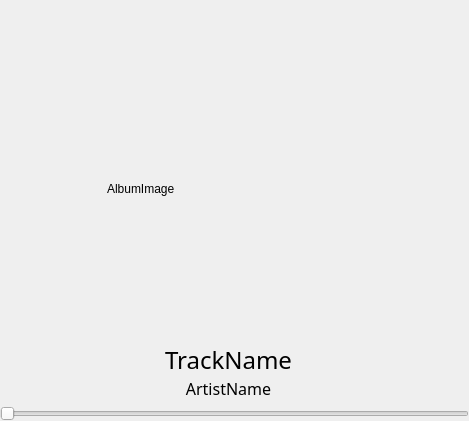
MansTomb/uamp, file app/src/PlayerView.ui: the form before one commit.
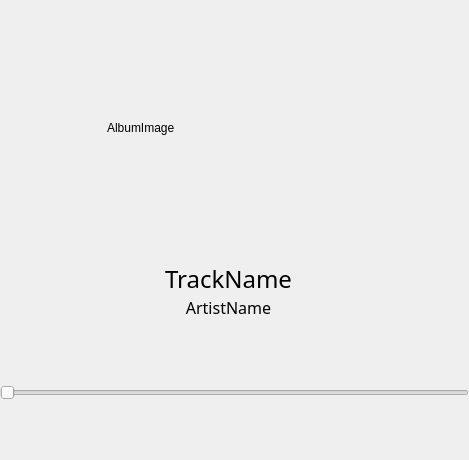
The form after the commit. Icons and pictures are not drawn. Custom widgets are drawn as their Qt base class.

Commit message: add slider to playerView for progress slider, add file to work with sql

```diff
--- a/app/src/PlayerView.ui
+++ b/app/src/PlayerView.ui
@@ -16,7 +16,7 @@
   <property name="styleSheet">
    <string notr="true"/>
   </property>
-  <layout class="QVBoxLayout" name="verticalLayout_3" stretch="3,0,1,0">
+  <layout class="QVBoxLayout" name="verticalLayout_3" stretch="3,0,1,0,0,0">
    <property name="spacing">
     <number>6</number>
    </property>
@@ -267,6 +267,22 @@
      </item>
     </layout>
    </item>
+   <item>
+    <spacer name="verticalSpacer_6">
+     <property name="orientation">
+      <enum>Qt::Vertical</enum>
+     </property>
+     <property name="sizeType">
+      <enum>QSizePolicy::Fixed</enum>
+     </property>
+     <property name="sizeHint" stdset="0">
+      <size>
+       <width>20</width>
+       <height>60</height>
+      </size>
+     </property>
+    </spacer>
+   </item>
    <item>
     <widget class="SongTimeline" name="horizontalSlider">
      <property name="orientation">
@@ -274,6 +290,22 @@
      </property>
     </widget>
    </item>
+   <item>
+    <spacer name="verticalSpacer_5">
+     <property name="orientation">
+      <enum>Qt::Vertical</enum>
+     </property>
+     <property name="sizeType">
+      <enum>QSizePolicy::Fixed</enum>
+     </property>
+     <property name="sizeHint" stdset="0">
+      <size>
+       <width>20</width>
+       <height>60</height>
+      </size>
+     </property>
+    </spacer>
+   </item>
   </layout>
  </widget>
  <customwidgets>
```
The commit also changes 6 other files.
